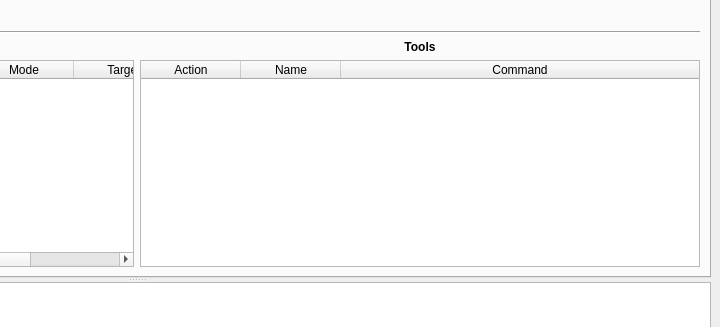
First picture: the form in src/ui/mainwindow.ui, repository limo-app/limo, before the edit; both pictures show x 447 to 1167 and y 168 to 495 of the 1167 by 679 pixel window.
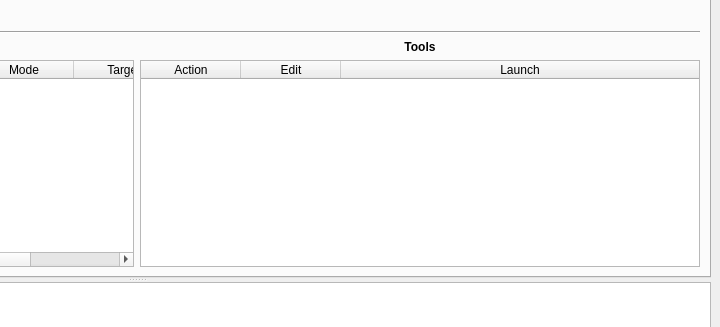
Second picture: the form after the edit. The open tabs and pages were chosen to show the change. Icons and pictures are not drawn. Custom widgets are drawn as their Qt base class.

Diff of the .ui file:
```diff
--- a/src/ui/mainwindow.ui
+++ b/src/ui/mainwindow.ui
@@ -429,12 +429,12 @@
                    </column>
                    <column>
                     <property name="text">
-                     <string>Name</string>
+                     <string>Edit</string>
                     </property>
                    </column>
                    <column>
                     <property name="text">
-                     <string>Command</string>
+                     <string>Launch</string>
                     </property>
                    </column>
                   </widget>
```
Left out of the diff: 6 changed lines with no effect on the pictures.
